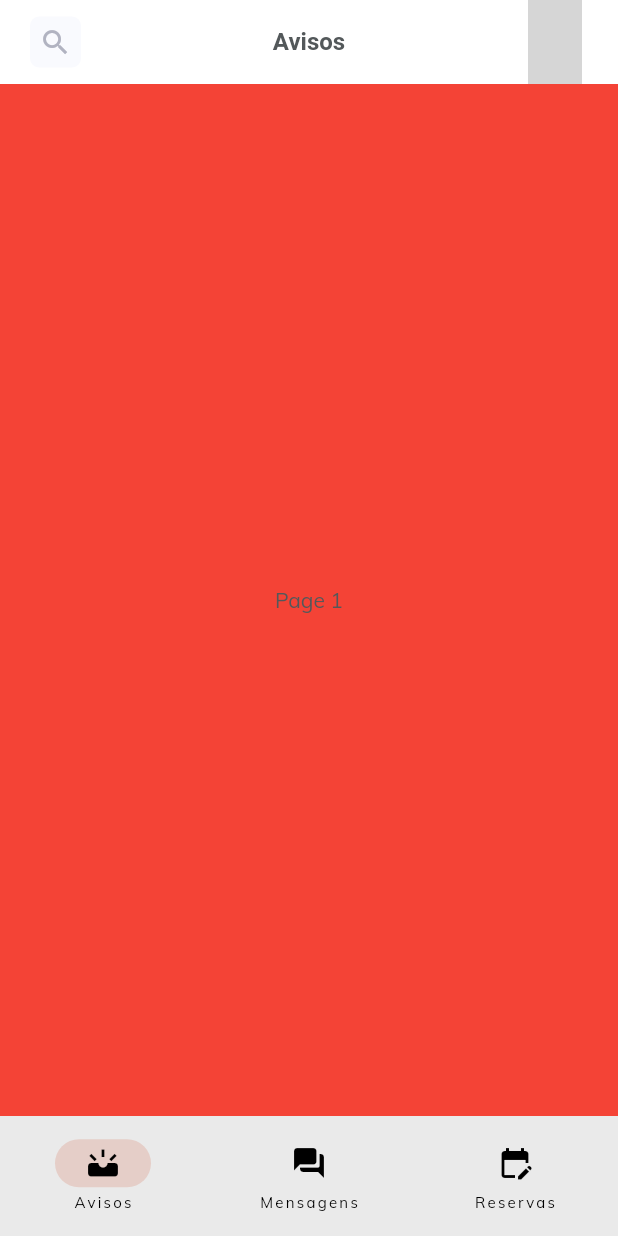
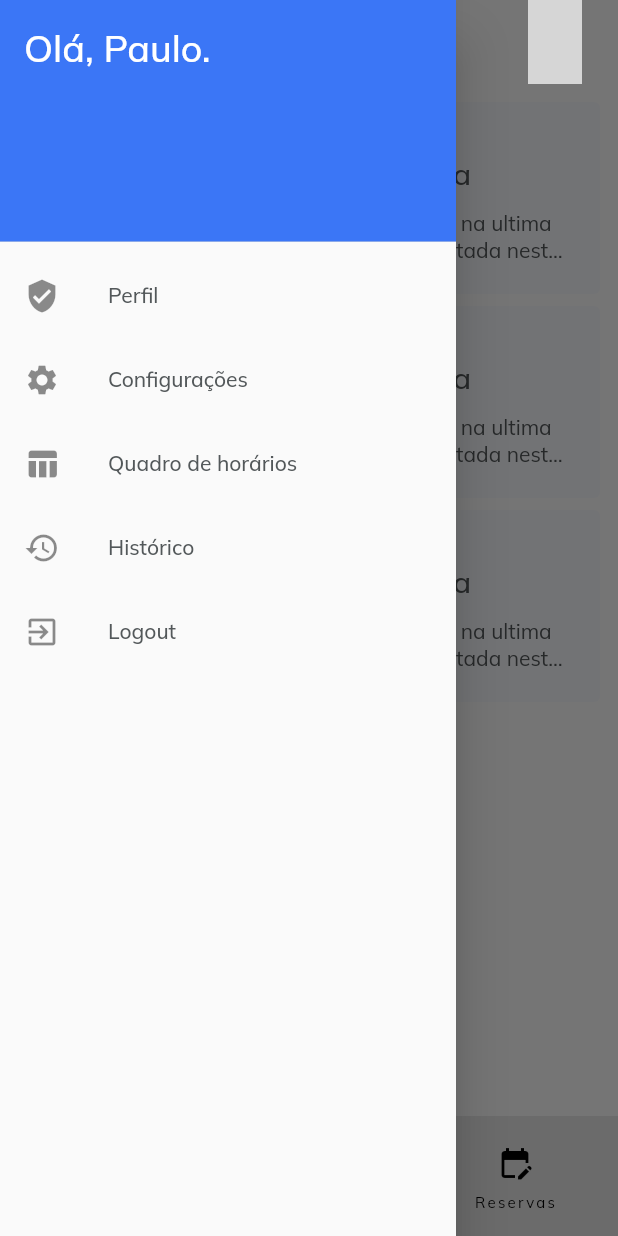
Before and after one commit to pbfontes/AgoraGestao, a Flutter app: the screen it shows after launch, with the side drawer open (before the commit the screen has no drawer), on a phone screen of 412 x 824 dp. Run offline on Flutter 3.47's test engine with Material 2 defaults, Android fonts, the phone set to English and light mode, and no system bars; our stand-ins replace cached_network_image, faker, google_fonts, jiffy; network calls fail; grey boxes are pictures that could not be loaded.

Commit message:
navegacao dos avisos

```diff
--- a/lib/main.dart
+++ b/lib/main.dart
@@ -10,6 +10,7 @@ class MyApp extends StatelessWidget {
   Widget build(BuildContext context) {
     return MaterialApp(
       title: 'Chatter',
+      debugShowCheckedModeBanner: false,
       theme: AppTheme.light(),
       darkTheme:AppTheme.dark(),
       themeMode: ThemeMode.light,
--- /dev/null
+++ b/lib/pages/inbox_page.dart
@@ -0,0 +1,131 @@
+import 'package:animations/animations.dart';
+import 'package:flutter/material.dart';
+import 'package:my_app/theme.dart';
+
+class InboxPage extends StatelessWidget {
+  const InboxPage({super.key});
+
+  final List<Widget> cards = const [ExpandableCard(), ExpandableCard(), ExpandableCard()];
+
+  @override
+  Widget build(BuildContext context) {
+    return SafeArea(
+      child: ListView.builder(
+          padding: const EdgeInsets.all(8),
+          itemCount: cards.length,
+          itemBuilder: (BuildContext context, int index) {
+            return cards[index];
+          }),
+    );
+  }
+}
+
+class InfoCard extends StatelessWidget {
+  const InfoCard({super.key});
+
+  @override
+  Widget build(BuildContext context) {
+    return Card(
+      clipBehavior: Clip.antiAlias,
+      elevation: 0,
+      child: Padding(
+        padding: const EdgeInsets.all(20.0),
+        child: Column(
+          crossAxisAlignment: CrossAxisAlignment.start,
+          mainAxisSize: MainAxisSize.min,
+          children: <Widget>[
+            Text(
+              "Administração - há 2 dias",
+              style: Theme.of(context).textTheme.bodySmall,
+            ),
+            Text(
+              "Corte de de água nesta quinta",
+              style: Theme.of(context).textTheme.titleLarge,
+            ),
+            const SizedBox(
+              height: 12,
+            ),
+            Text(
+              "Prezados condôminos, conforme discutido na ultima asembléia do condomínio, a água será cortada nesta quinta (dia 5) para a manutenção da caixa de água.",
+              style: Theme.of(context).textTheme.bodyMedium,
+              overflow: TextOverflow.ellipsis,
+              maxLines: 2,
+            )
+          ],
+        ),
+      ),
+    );
+  }
+}
+
+
+class ExpandedInfoCard extends StatelessWidget {
+  const ExpandedInfoCard({super.key});
+
+  @override
+  Widget build(BuildContext context) {
+    return Scaffold(
+      appBar: AppBar(
+        iconTheme: Theme.of(context).iconTheme,
+        backgroundColor: Colors.transparent,
+        elevation: 0,
+        centerTitle: true,
+      ),
+      body: SafeArea(
+        child: Padding(
+        padding: const EdgeInsets.only(right: 20.0, left: 20, bottom: 20),
+        child: Column(
+          crossAxisAlignment: CrossAxisAlignment.start,
+          mainAxisSize: MainAxisSize.min,
+          children: <Widget>[
+            Text(
+              "Corte de de água nesta quinta",
+              style: Theme.of(context).textTheme.headline5,
+            ),
+            const SizedBox(height: 4,),
+            Text(
+              "Administração - há 2 dias",
+              style: Theme.of(context).textTheme.bodySmall,
+            ),
+            const SizedBox(
+              height: 16,
+            ),
+            Text(
+              "Prezados condôminos, conforme discutido na ultima asembléia do condomínio, a água será cortada nesta quinta (dia 5) para a manutenção da caixa de água.",
+              style: Theme.of(context).textTheme.bodyMedium,
+            )
+          ],
+        ),
+      ),
+      ),
+      backgroundColor: AppColors.cardLight,
+    );
+
+  }
+}
+
+// Navigator.of(context).pop();
+
+
+class ExpandableCard extends StatelessWidget {
+  const ExpandableCard({super.key});
+
+  @override
+  Widget build(BuildContext context) {
+    return OpenContainer(
+      closedBuilder:(BuildContext _, VoidCallback openContainer) {
+        return InkWell(
+          child: const InfoCard(),
+          onTap: () {
+            openContainer();
+          },
+        );
+      },
+      closedElevation: 0,
+      openElevation: 0,
+      openBuilder: (BuildContext _, VoidCallback __) {
+        return const ExpandedInfoCard();
+      },
+    );
+  }
+}
--- a/lib/pages/pages.dart
+++ b/lib/pages/pages.dart
@@ -1,2 +1,2 @@
-export 'avisos.dart';
-export 'portaria.dart';
+export 'messages_page.dart';
+export 'inbox_page.dart';
--- a/lib/screens/home_screen.dart
+++ b/lib/screens/home_screen.dart
@@ -1,42 +1,43 @@
 import 'package:flutter/material.dart';
 import 'package:my_app/helpers.dart';
 import 'package:my_app/pages/pages.dart';
+import 'package:my_app/screens/profile_screen.dart';
 import 'package:my_app/theme.dart';
 import 'package:my_app/widgets/widgets.dart';
 
-class HomeScreen extends StatelessWidget {
-  HomeScreen({super.key});
+// class HomeScreen extends StatelessWidget {
+//   HomeScreen({super.key});
 
-  final ValueNotifier<int> pageIndex = ValueNotifier(0);
-  final ValueNotifier<String> title = ValueNotifier("Avisos");
+//   final ValueNotifier<int> pageIndex = ValueNotifier(0);
+//   final ValueNotifier<String> title = ValueNotifier("Avisos");
 
-  final titles = ["Avisos", "Portaria"];
+//   final titles = ["Avisos", "Portaria"];
 
-  final pages = const [
-    AvisosPage(),
-    PortariaPage(),
-  ];
+//   final pages = const [
+//     MessagesPage(),
+//     InboxPage(),
+//   ];
 
-  @override
-  Widget build(BuildContext context) {
-    return Scaffold(
-      appBar: _AppBarHomeScreen(title: title),
-      body: ValueListenableBuilder(
-        valueListenable: pageIndex,
-        builder: (context, value, child) {
-          return pages[value];
-        },
-      ),
-      bottomNavigationBar:
-          _BottomNavigationBar(onItemSelected: (_updateNavbarState)),
-    );
-  }
+//   @override
+//   Widget build(BuildContext context) {
+//     return Scaffold(
+//       appBar: _AppBarHomeScreen(title: title),
+//       body: ValueListenableBuilder(
+//         valueListenable: pageIndex,
+//         builder: (context, value, child) {
+//           return pages[value];
+//         },
+//       ),
+//       bottomNavigationBar:
+//           _BottomNavigationBar(onItemSelected: (_updateNavbarState)),
+//     );
+//   }
 
-  _updateNavbarState(index) {
-    pageIndex.value = index;
-    title.value = titles[index];
-  }
-}
+//   _updateNavbarState(index) {
+//     pageIndex.value = index;
+//     title.value = titles[index];
+//   }
+// }
 
 class _AppBarHomeScreen extends StatelessWidget implements PreferredSizeWidget {
   const _AppBarHomeScreen({
@@ -53,23 +54,17 @@ class _AppBarHomeScreen extends StatelessWidget implements PreferredSizeWidget {
         backgroundColor: Colors.transparent,
         elevation: 0,
         centerTitle: true,
-        title: ValueListenableBuilder(
-          valueListenable: title,
-          builder: (context, value, child) {
-            return Text(value,
-                style: Theme.of(context).primaryTextTheme.headline6);
-          },
-        ),
+        title: const _AppBarTitleHomeScreen(),
         leadingWidth: 54,
-        leading: Align(
-          alignment: Alignment.centerRight,
-          child: IconBackground(
-            icon: Icons.search,
-            onTap: (() {
-              print("search");
-            }),
-          ),
-        ),
+        // leading: Align(
+        //   alignment: Alignment.centerRight,
+        //   child: IconBackground(
+        //     icon: Icons.search,
+        //     onTap: (() {
+        //       print("search");
+        //     }),
+        //   ),
+        // ),
         actions: [Padding(
           padding: const EdgeInsets.only(right: 24),
           child: Avatar.small(url: Helpers.randomPictureUrl(),),
@@ -83,119 +78,119 @@ class _AppBarHomeScreen extends StatelessWidget implements PreferredSizeWidget {
 
 }
 
-class _BottomNavigationBar extends StatefulWidget {
-  const _BottomNavigationBar({Key? key, required this.onItemSelected})
-      : super(key: key);
+// class _BottomNavigationBar extends StatefulWidget {
+//   const _BottomNavigationBar({Key? key, required this.onItemSelected})
+//       : super(key: key);
 
-  final ValueChanged<int> onItemSelected;
+//   final ValueChanged<int> onItemSelected;
 
-  @override
-  State<_BottomNavigationBar> createState() => _BottomNavigationBarState();
-}
+//   @override
+//   State<_BottomNavigationBar> createState() => _BottomNavigationBarState();
+// }
 
-class _BottomNavigationBarState extends State<_BottomNavigationBar> {
-  var selectedIndex = 0;
+// class _BottomNavigationBarState extends State<_BottomNavigationBar> {
+//   var selectedIndex = 0;
 
-  void handleItemSelected(int index) {
-    setState(() {
-      selectedIndex = index;
-    });
-    widget.onItemSelected(index);
-  }
+//   void handleItemSelected(int index) {
+//     setState(() {
+//       selectedIndex = index;
+//     });
+//     widget.onItemSelected(index);
+//   }
 
-  @override
-  Widget build(BuildContext context) {
-    final brightness = Theme.of(context).brightness;
-    return Card(
-      color: brightness == Brightness.light ? Colors.transparent : null,
-      elevation: 0,
-      margin: const EdgeInsets.all(0),
-      child: SafeArea(
-          top: false,
-          bottom: true,
-          child: Padding(
-            padding: const EdgeInsets.only(top:12, left: 8, right: 8, bottom:12),
-            child: Row(
-              mainAxisAlignment: MainAxisAlignment.spaceAround,
-              children: [
-                _NavigationBarItem(
-                  index: 0,
-                  label: "avisos",
-                  icon: Icons.notifications,
-                  onTap: handleItemSelected,
-                  isSelected: selectedIndex == 0,
-                ),
-                Column(
-                  mainAxisSize: MainAxisSize.min,
-                  children: [
-                    GlowingActionButton(color: AppColors.secondary, icon: Icons.add, onPressed: (() {
-                      print("action");
-                    })),
-                  ],
-                ),
-                _NavigationBarItem(
-                    index: 1,
-                    label: "portaria",
-                    icon: Icons.home,
-                    onTap: handleItemSelected,
-                    isSelected: selectedIndex == 1),
-              ],
-            ),
-          )),
-    );
-  }
-}
+//   @override
+//   Widget build(BuildContext context) {
+//     final brightness = Theme.of(context).brightness;
+//     return Card(
+//       color: brightness == Brightness.light ? Colors.transparent : null,
+//       elevation: 0,
+//       margin: const EdgeInsets.all(0),
+//       child: SafeArea(
+//           top: false,
+//           bottom: true,
+//           child: Padding(
+//             padding: const EdgeInsets.only(top:12, left: 8, right: 8, bottom:12),
+//             child: Row(
+//               mainAxisAlignment: MainAxisAlignment.spaceAround,
+//               children: [
+//                 _NavigationBarItem(
+//                   index: 0,
+//                   label: "avisos",
+//                   icon: Icons.notifications,
+//                   onTap: handleItemSelected,
+//                   isSelected: selectedIndex == 0,
+//                 ),
+//                 Column(
+//                   mainAxisSize: MainAxisSize.min,
+//                   children: [
+//                     GlowingActionButton(color: AppColors.secondary, icon: Icons.add, onPressed: (() {
+//                       print("action");
+//                     })),
+//                   ],
+//                 ),
+//                 _NavigationBarItem(
+//                     index: 1,
+//                     label: "portaria",
+//                     icon: Icons.home,
+//                     onTap: handleItemSelected,
+//                     isSelected: selectedIndex == 1),
+//               ],
+//             ),
+//           )),
+//     );
+//   }
+// }
 
-class _NavigationBarItem extends StatelessWidget {
-  const _NavigationBarItem(
-      {super.key,
-      required this.index,
-      required this.label,
-      required this.icon,
-      this.isSelected = false,
-      required this.onTap});
+// class _NavigationBarItem extends StatelessWidget {
+//   const _NavigationBarItem(
+//       {super.key,
+//       required this.index,
+//       required this.label,
+//       required this.icon,
+//       this.isSelected = false,
+//       required this.onTap});
 
-  final int index;
-  final String label;
-  final IconData icon;
-  final bool isSelected;
-  final ValueChanged<int> onTap;
+//   final int index;
+//   final String label;
+//   final IconData icon;
+//   final bool isSelected;
+//   final ValueChanged<int> onTap;
 
-  @override
-  Widget build(BuildContext context) {
-    return GestureDetector(
-      behavior: HitTestBehavior.opaque,
-      onTap: () {
-        onTap(index);
-      },
-      child: SizedBox(
-        width: 60,
-        child: Column(
-          mainAxisSize: MainAxisSize.min,
-          children: [
-            Icon(
-              icon,
-              size: 20,
-              color: isSelected ? AppColors.secondary : null,
-            ),
-            const SizedBox(
-              height: 6,
-            ),
-            Text(label,
-                style: isSelected
-                    ? const TextStyle(
-                        fontSize: 11,
-                        color: AppColors.secondary,
-                        fontWeight: FontWeight.bold)
-                    : const TextStyle(
-                        fontSize: 11,
-                      ))
-          ],
-        ),
-      ),
-    );
-  }
-}
+//   @override
+//   Widget build(BuildContext context) {
+//     return GestureDetector(
+//       behavior: HitTestBehavior.opaque,
+//       onTap: () {
+//         onTap(index);
+//       },
+//       child: SizedBox(
+//         width: 60,
+//         child: Column(
+//           mainAxisSize: MainAxisSize.min,
+//           children: [
+//             Icon(
+//               icon,
+//               size: 20,
+//               color: isSelected ? AppColors.secondary : null,
+//             ),
+//             const SizedBox(
+//               height: 6,
+//             ),
+//             Text(label,
+//                 style: isSelected
+//                     ? const TextStyle(
+//                         fontSize: 11,
+//                         color: AppColors.secondary,
+//                         fontWeight: FontWeight.bold)
+//                     : const TextStyle(
+//                         fontSize: 11,
+//                       ))
+//           ],
+//         ),
+//       ),
+//     );
+//   }
+// }
 
 
 
@@ -215,6 +210,7 @@ class _NavigationExampleState extends State<NavigationExample> {
   Widget build(BuildContext context) {
     return Scaffold(
       appBar: _AppBarHomeScreen(title: title,),
+      drawer: const NavDrawer(),
       bottomNavigationBar: NavigationBar(
         onDestinationSelected: (int index) {
           setState(() {
@@ -230,18 +226,10 @@ class _NavigationExampleState extends State<NavigationExample> {
 
   List<Widget> get _getPages {
     return <Widget>[
-      Container(
-        color: Colors.red,
-        alignment: Alignment.center,
-        child: const Text('Page 1'),
-      ),
-      const AvisosPage(),
-      Container(
-        color: Colors.blue,
-        alignment: Alignment.center,
-        child: const Text('Page 3'),
-      ),
-    ];
+      const InboxPage(),
+      const MessagesPage(),
+      const Center(child: Text("teste"),)
+      ];
   }
 
   List<Widget> get _getDestinations {
@@ -261,3 +249,97 @@ class _NavigationExampleState extends State<NavigationExample> {
       ];
   }
 }
+
+
+class _AppBarTitleHomeScreen extends StatelessWidget {
+  const _AppBarTitleHomeScreen({
+    Key? key,
+  }) : super(key: key);
+
+
+  @override
+  Widget build(BuildContext context) {
+    return Row(
+      children: [
+
+        const SizedBox(
+          width: 16,
+        ),
+        Expanded(
+          child: Column(
+            mainAxisAlignment: MainAxisAlignment.center,
+            crossAxisAlignment: CrossAxisAlignment.start,
+            children: [
+              Text(
+                "Condomínio Saint Martin",
+                overflow: TextOverflow.ellipsis,
+                style: Theme.of(context).textTheme.titleSmall,
+              ),
+              const SizedBox(height: 2),
+              Text(
+                'Bloco 2, 1401',
+                style: Theme.of(context).textTheme.bodySmall
+                ),
+            ],
+          ),
+        )
+      ],
+    );
+  }
+}
+
+
+
+class NavDrawer extends StatelessWidget {
+  const NavDrawer({
+    Key? key,
+  }) : super(key: key);
+
+  @override
+  Widget build(BuildContext context) {
+    return Drawer(
+      child: ListView(
+        padding: EdgeInsets.zero,
+        children: <Widget>[
+          const DrawerHeader(
+            // margin: EdgeInsets.all(0),
+            // padding: EdgeInsets.all(0),
+            decoration: BoxDecoration(
+                color: AppColors.secondary,
+
+            ),
+            child: Text(
+              'Olá, Paulo.',
+              style: TextStyle(color: Colors.white, fontSize: 25),
+            ),
+          ),
+          ListTile(
+            leading: Icon(Icons.verified_user),
+            title: Text('Perfil'),
+            onTap: () => {Navigator.of(context).push(ProfileScreen.route())},
+          ),
+          ListTile(
+            leading: Icon(Icons.settings),
+            title: Text('Configurações'),
+            onTap: () => {Navigator.of(context).pop()},
+          ),
+          ListTile(
+            leading: Icon(Icons.table_chart),
+            title: Text('Quadro de horários'),
+            onTap: () => {Navigator.of(context).pop()},
+          ),
+          ListTile(
+            leading: Icon(Icons.history),
+            title: Text('Histórico'),
+            onTap: () => {Navigator.of(context).pop()},
+          ),
+          ListTile(
+            leading: Icon(Icons.exit_to_app),
+            title: Text('Logout'),
+            onTap: () => {Navigator.of(context).pop()},
+          ),
+        ],
+      ),
+    );
+  }
+}
--- a/pubspec.yaml
+++ b/pubspec.yaml
@@ -43,6 +43,8 @@ dependencies:
   cached_network_image: ^3.2.3
   faker: ^2.1.0
   jiffy: ^5.0.0
+  provider: ^6.0.5
+  animations: ^2.0.7
 
 dev_dependencies:
   flutter_test:
```
Also changed, not shown: lib/pages/messages_page.dart (renamed from lib/pages/avisos.dart, +5 -5 lines), lib/pages/portaria.dart (deleted, +0 -12 lines), lib/screens/profile_screen.dart (added, +26 -0 lines), pubspec.lock.
